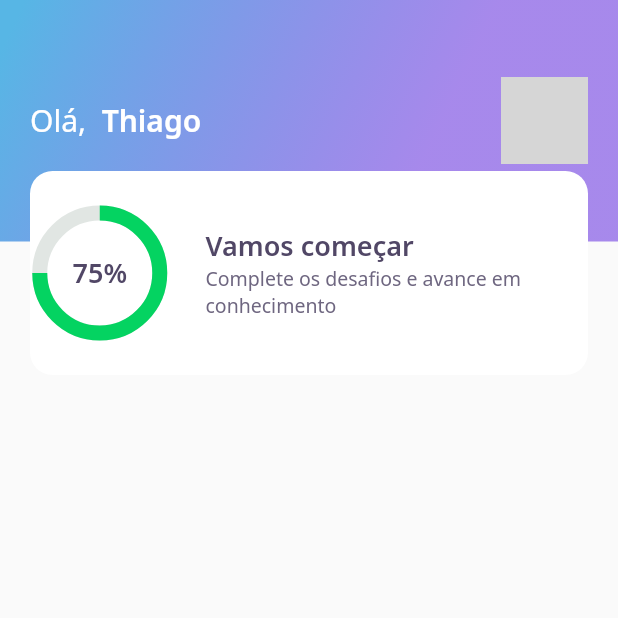
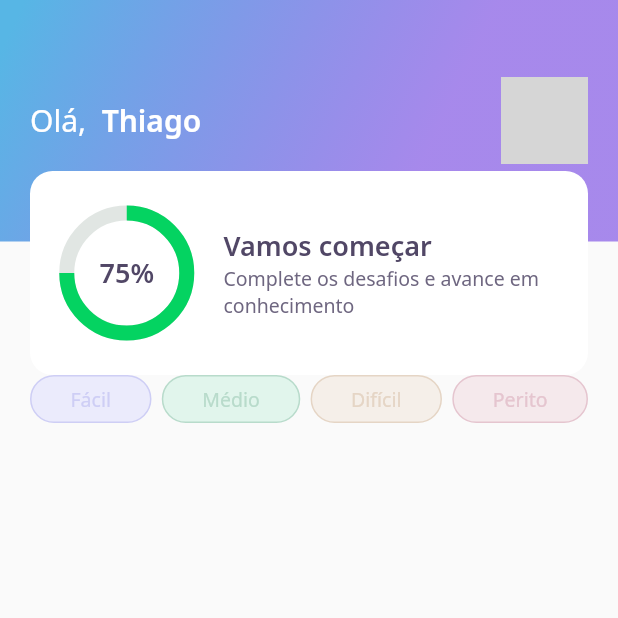
Before and after one commit to s7Thiago/devquiz, a Flutter app: the screen it shows after launch, on a phone screen of 412 x 824 dp, the top half of it. Run offline on Flutter 3.47's test engine with Material 2 defaults, Android fonts, the phone set to English and light mode, and no system bars; our stand-ins replace google_fonts; network calls fail; grey boxes are pictures that could not be loaded.

Commit message:
Day 2 - LevelButtonWidget

```diff
--- a/lib/home/home_page.dart
+++ b/lib/home/home_page.dart
@@ -1,4 +1,5 @@
 import 'package:devquiz/home/widgets/app_bar_widget.dart';
+import 'package:devquiz/home/widgets/level_button/level_button_widget.dart';
 import 'package:flutter/material.dart';
 
 class HomePage extends StatefulWidget {
@@ -11,6 +12,18 @@
   Widget build(BuildContext context) {
     return Scaffold(
       appBar: AppBarWidget(),
+      body: Padding(
+        padding: const EdgeInsets.symmetric(horizontal: 20),
+        child: Row(
+          mainAxisAlignment: MainAxisAlignment.spaceBetween,
+          children: [
+            LevelButtonWidget(label: 'Fácil'),
+            LevelButtonWidget(label: 'Médio'),
+            LevelButtonWidget(label: 'Difícil'),
+            LevelButtonWidget(label: 'Perito'),
+          ],
+        ),
+      ),
     );
   }
 }
--- /dev/null
+++ b/lib/home/widgets/level_button/level_button_widget.dart
@@ -0,0 +1,68 @@
+import 'package:devquiz/core/app_colors.dart';
+import 'package:devquiz/core/app_text_styles.dart';
+import 'package:flutter/material.dart';
+import 'package:google_fonts/google_fonts.dart';
+
+class LevelButtonWidget extends StatelessWidget {
+  final String label;
+
+  LevelButtonWidget({
+    Key? key,
+    required this.label,
+  })   : assert(
+          ['fácil', 'médio', 'difícil', 'perito'].contains(label.toLowerCase()),
+        ),
+        super(key: key);
+
+  final config = {
+    'Fácil': {
+      'color': AppColors.levelButtonFacil,
+      'borderColor': AppColors.levelButtonBorderFacil,
+      'fontColor': AppColors.levelButtonBorderFacil,
+    },
+    'Médio': {
+      'color': AppColors.levelButtonMedio,
+      'borderColor': AppColors.levelButtonBorderMedio,
+      'fontColor': AppColors.levelButtonBorderMedio,
+    },
+    'Difícil': {
+      'color': AppColors.levelButtonDificil,
+      'borderColor': AppColors.levelButtonBorderDificil,
+      'fontColor': AppColors.levelButtonBorderDificil,
+    },
+    'Perito': {
+      'color': AppColors.levelButtonPerito,
+      'borderColor': AppColors.levelButtonBorderPerito,
+      'fontColor': AppColors.levelButtonBorderPerito,
+    },
+  };
+
+  Color get color => config[label]!['color']!;
+  Color get borderColor => config[label]!['borderColor']!;
+  Color get fontColor => config[label]!['fontColor']!;
+
+  @override
+  Widget build(BuildContext context) {
+    return Container(
+      child: Padding(
+        padding: const EdgeInsets.symmetric(horizontal: 26, vertical: 6),
+        child: Text(
+          this.label,
+          style: GoogleFonts.notoSans(
+            color: fontColor,
+            fontSize: 13,
+          ),
+        ),
+      ),
+      decoration: BoxDecoration(
+        color: color,
+        border: Border.fromBorderSide(
+          BorderSide(
+            color: borderColor,
+          ),
+        ),
+        borderRadius: BorderRadius.circular(28),
+      ),
+    );
+  }
+}
--- a/lib/home/widgets/score_card/score_card_widget.dart
+++ b/lib/home/widgets/score_card/score_card_widget.dart
@@ -14,17 +14,12 @@
           color: AppColors.white,
           borderRadius: BorderRadius.circular(15),
         ),
+        child: Padding(
+          padding: const EdgeInsets.symmetric(horizontal: 24),
           child: Row(
             crossAxisAlignment: CrossAxisAlignment.center,
             children: [
-            Expanded(
-              flex: 1,
-              child: Container(
-                width: 80,
-                height: 80,
-                child: ChartWidget(),
-              ),
-            ),
+              Expanded(flex: 1, child: ChartWidget()),
               Expanded(
                 flex: 3,
                 child: Padding(
@@ -39,8 +34,9 @@
                     ],
                   ),
                 ),
-            )
+              ),
             ],
+          ),
         ),
       ),
     );
```
Lines whose indentation alone changed are shown as unchanged.
